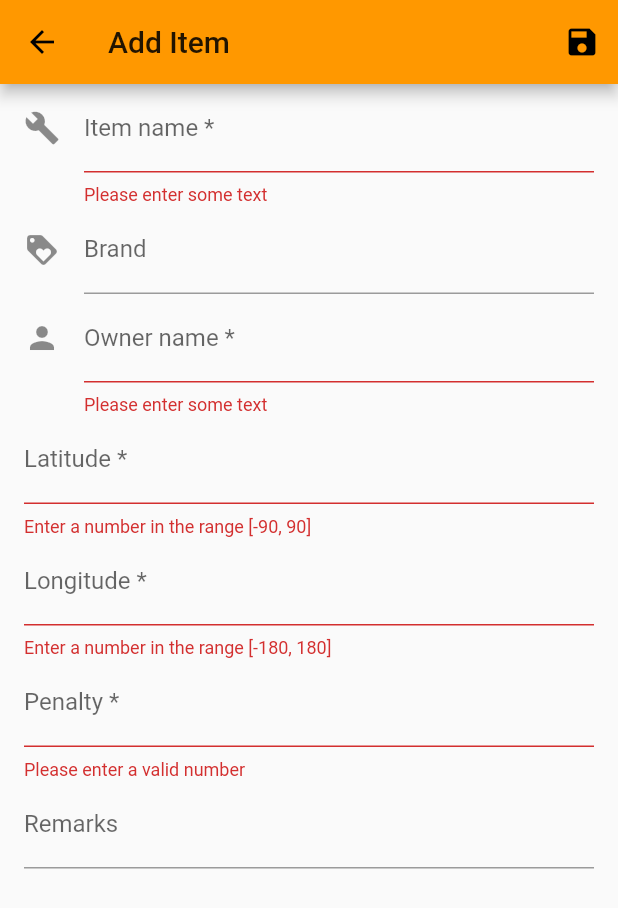
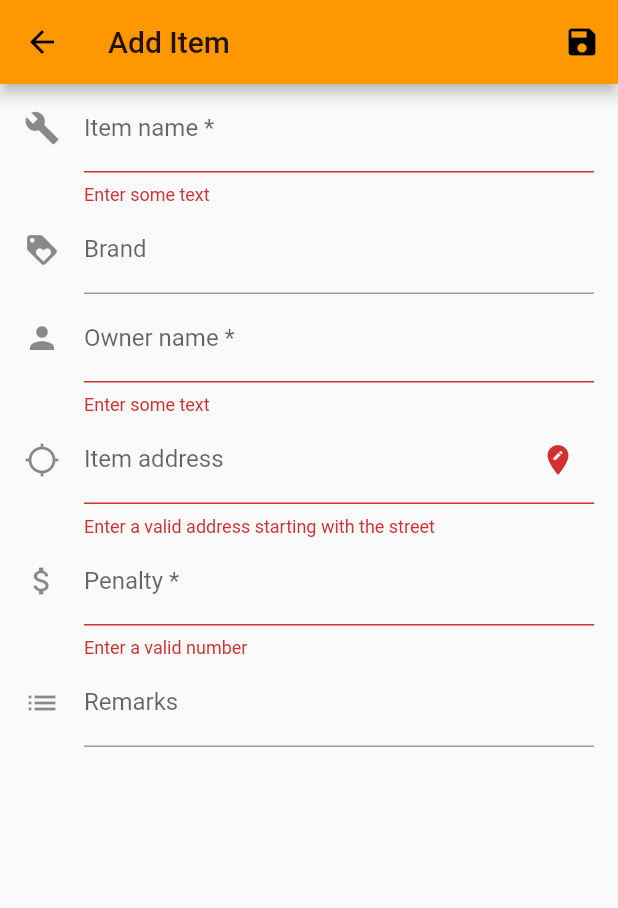
Before and after one commit to Sowdiyeah/kitley, a Flutter app: the AddItemPage screen opened directly, after a tap on the "save" icon, on a phone screen of 412 x 824 dp. Shown: the top 908 px of the screen. Run offline on Flutter 3.47's test engine with Material 2 defaults, Android fonts, the phone set to English and light mode, and no system bars; our stand-ins replace cloud_firestore, geolocator; accounts and stored records are empty.

Commit message:
Implement LocationField

```diff
--- a/lib/pages/add_item.dart
+++ b/lib/pages/add_item.dart
@@ -1,117 +1,271 @@
 import 'package:cloud_firestore/cloud_firestore.dart';
 import 'package:flutter/material.dart';
+import 'package:geolocator/geolocator.dart';
+
 import 'package:kitley/template/item_template.dart';
 
 class AddItemPage extends StatefulWidget {
   @override
-  State<StatefulWidget> createState() => AddItemPageState();
+  State<StatefulWidget> createState() => _AddItemPageState();
 }
 
-class AddItemPageState extends State<AddItemPage> {
+class _AddItemPageState extends State<AddItemPage> {
   final GlobalKey<FormState> _formKey = GlobalKey<FormState>();
   final Item _item = Item();
 
   @override
   Widget build(BuildContext context) {
-    return Scaffold(
-      appBar: AppBar(
+    return Scaffold(appBar: customAppBar(), body: customForm());
+  }
+
+  Widget customAppBar() {
+    return AppBar(
       title: Text('Add Item'),
       actions: <Widget>[
-          Builder(builder: (BuildContext context) {
+        Builder(
+          builder: (BuildContext context) {
             return IconButton(
               icon: Icon(Icons.save),
               onPressed: () {
                 FormState formState = _formKey.currentState;
                 if (formState.validate()) {
-                    Scaffold.of(context).showSnackBar(SnackBar(content: Text('Processing Data')));
+                  Scaffold.of(context).showSnackBar(
+                    SnackBar(content: Text('Data Saved')),
+                  );
 
                   formState.save();
-                    Firestore.instance.collection('items').document().setData(_item.toMap());
+                  Firestore.instance
+                      .collection('items')
+                      .document()
+                      .setData(_item.toMap());
                 }
-                });
-          }),
+              },
+            );
+          },
+        ),
       ],
-      ),
-      body: Form(
+    );
+  }
+
+  Widget customForm() {
+    return Form(
       key: _formKey,
       child: ListView(
         padding: EdgeInsets.symmetric(horizontal: 16.0),
         children: <Widget>[
-            TextFormField(
+          nameField(),
+          brandField(),
+          ownerField(),
+          LocationField(
+            updateLocation: updateItem,
+          ),
+          penaltyField(),
+          remarksField(),
+        ],
+      ),
+    );
+  }
+
+  Widget nameField() {
+    return TextFormField(
       decoration: const InputDecoration(
         icon: Icon(Icons.build),
         hintText: 'Colloquial name for the item type',
         labelText: 'Item name *',
       ),
-              validator: (String text) => text.isEmpty ? 'Please enter some text' : null,
+      validator: (String text) => text.isEmpty ? 'Enter some text' : null,
       onSaved: (String text) => _item.name = text,
-            ),
-            TextFormField(
+    );
+  }
+
+  Widget brandField() {
+    return TextFormField(
       decoration: InputDecoration(
         icon: Icon(Icons.loyalty),
         hintText: 'Brand name (if any)',
         labelText: 'Brand',
       ),
       onSaved: (String text) => _item.brand = text,
-            ),
-            TextFormField(
+    );
+  }
+
+  Widget ownerField() {
+    return TextFormField(
       decoration: const InputDecoration(
         icon: Icon(Icons.person),
         hintText: 'Name for the item owner',
         labelText: 'Owner name *',
       ),
-              validator: (String text) => text.isEmpty ? 'Please enter some text' : null,
+      validator: (String text) => text.isEmpty ? 'Enter some text' : null,
       onSaved: (String text) => _item.owner = text,
-            ),
-            TextFormField(
+    );
+  }
+
+  void updateItem(double latitude, double longitude) {
+    _item.latitude = latitude;
+    _item.longitude = longitude;
+  }
+
+  Widget penaltyField() {
+    return TextFormField(
       decoration: const InputDecoration(
-                hintText: 'Latitude of the item',
-                labelText: 'Latitude *',
+        hintText: 'Penalty per day in Euros',
+        labelText: 'Penalty *',
+        icon: Icon(Icons.attach_money),
       ),
       keyboardType: TextInputType.number,
       validator: (String text) {
-                double lat = double.tryParse(text);
-                return (lat == null || lat.abs() > 90)
-                    ? 'Enter a number in the range [-90, 90]'
+        return (double.tryParse(text)?.isNegative ?? true)
+            ? 'Enter a valid number'
             : null;
       },
-              onSaved: (String text) => _item.latitude = double.parse(text),
-            ),
-            TextFormField(
-              decoration: const InputDecoration(
-                hintText: 'Longitude of the item',
-                labelText: 'Longitude *',
-              ),
-              keyboardType: TextInputType.number,
-              validator: (String text) {
-                double lat = double.tryParse(text);
-                return (lat == null || lat.abs() > 180)
-                    ? 'Enter a number in the range [-180, 180]'
-                    : null;
-              },
-              onSaved: (String text) => _item.longitude = double.parse(text),
-            ),
-            TextFormField(
-              decoration: const InputDecoration(
-                hintText: 'Penalty per day in Euros',
-                labelText: 'Penalty *',
-              ),
-              keyboardType: TextInputType.number,
-              validator: (String text) => (double.tryParse(text)?.isNegative ?? true)
-                  ? 'Please enter a valid number'
-                  : null,
       onSaved: (String text) => _item.penalty = double.parse(text),
-            ),
-            TextFormField(
+    );
+  }
+
+  Widget remarksField() {
+    return TextFormField(
       decoration: const InputDecoration(
         hintText: 'Remarks that affect item usage',
         labelText: 'Remarks',
+        icon: Icon(Icons.list),
       ),
       onSaved: (String text) => _item.remarks = text,
-            ),
-          ],
-        ),
-      ),
     );
   }
 }
+
+class LocationField extends StatefulWidget {
+  final Function(double latitude, double longitude) updateLocation;
+
+  LocationField({
+    Key key,
+    @required this.updateLocation,
+  }) : super(key: key);
+
+  @override
+  State<StatefulWidget> createState() => _LocationFieldState();
+}
+
+class _LocationFieldState extends State<LocationField> {
+  TextEditingController _controller = TextEditingController();
+  double _latitude;
+  double _longitude;
+  String _address = '';
+
+  @override
+  void dispose() {
+    _controller.dispose();
+    super.dispose();
+  }
+
+  @override
+  Widget build(BuildContext context) {
+    return Column(
+      children: <Widget>[
+        TextFormField(
+          decoration: InputDecoration(
+            icon: Icon(_hasPosition() ? Icons.gps_fixed : Icons.gps_not_fixed),
+            hintText: 'Enter the address of the item',
+            labelText: 'Item address',
+            suffixIcon: _controller.text.isEmpty
+                ? _autofillLocation()
+                : _clearLocation(),
+          ),
+          controller: _controller,
+          onChanged: _onChangedCallback,
+          validator: (String text) {
+            return _hasPosition()
+                ? null
+                : 'Enter a valid address starting with the street';
+          },
+          onSaved: (String text) =>
+              widget.updateLocation(_latitude, _longitude),
+        ),
+        _address.isNotEmpty
+            ? Container(
+                padding: EdgeInsets.only(left: 40),
+                child: Text(_address),
+              )
+            : Container(),
+      ],
+    );
+  }
+
+  void _onChangedCallback(String text) async {
+    if (text.length < 5) return;
+
+    List<Placemark> places;
+    try {
+      places = await Geolocator().placemarkFromAddress(text);
+    } catch (e) {
+      print(e);
+    }
+
+    if (places != null && places.isNotEmpty) {
+      Placemark place = places.first;
+
+      String street = place.thoroughfare;
+      String number = place.subThoroughfare;
+      String postal = place.postalCode;
+      String city =
+          place.locality.isNotEmpty ? place.locality : place.subLocality;
+      String country = place.isoCountryCode;
+      setState(() {
+        _address = '$street $number, $postal $city, $country';
+        _latitude = places.first.position.latitude;
+        _longitude = places.first.position.longitude;
+      });
+    } else {
+      setState(() {
+        _latitude = null;
+        _longitude = null;
+      });
+    }
+  }
+
+  bool _hasPosition() => _latitude != null && _longitude != null;
+
+  IconButton _clearLocation() {
+    return IconButton(
+      icon: Icon(Icons.clear),
+      onPressed: () {
+        _controller.clear();
+        setState(() {
+          _latitude = null;
+          _longitude = null;
+          _address = '';
+        });
+      },
+    );
+  }
+
+  IconButton _autofillLocation() {
+    return IconButton(
+      icon: Icon(Icons.edit_location),
+      onPressed: () async {
+        bool locationEnabled = await Geolocator().isLocationServiceEnabled();
+        if (!locationEnabled) return;
+
+        Position position = await Geolocator().getCurrentPosition();
+        setState(() {
+          _latitude = position.latitude;
+          _longitude = position.longitude;
+          _address = '';
+        });
+
+        List<Placemark> places = await Geolocator().placemarkFromCoordinates(
+          position.latitude,
+          position.longitude,
+        );
+
+        if (places != null && places.isNotEmpty) {
+          String street = places.first.thoroughfare;
+          String streetNumber = places.first.subThoroughfare;
+          String locality = places.first.locality;
+          _controller.text = street + ' ' + streetNumber + ', ' + locality;
+        }
+      },
+    );
+  }
+}
```
Lines whose indentation alone changed are shown as unchanged.
